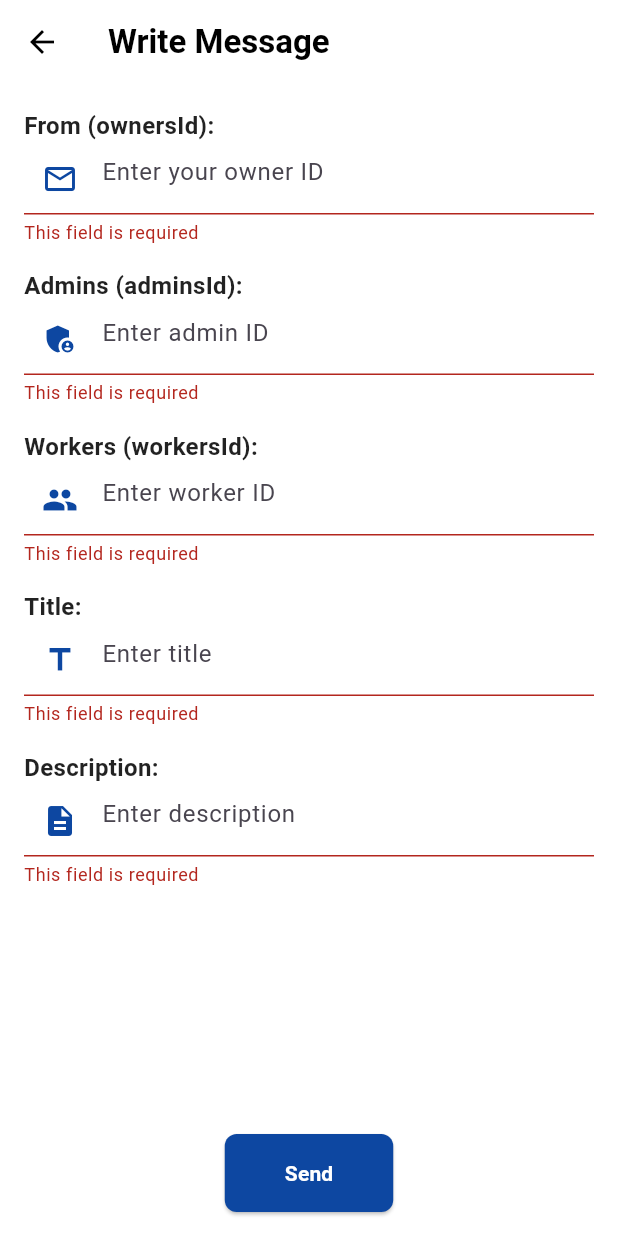
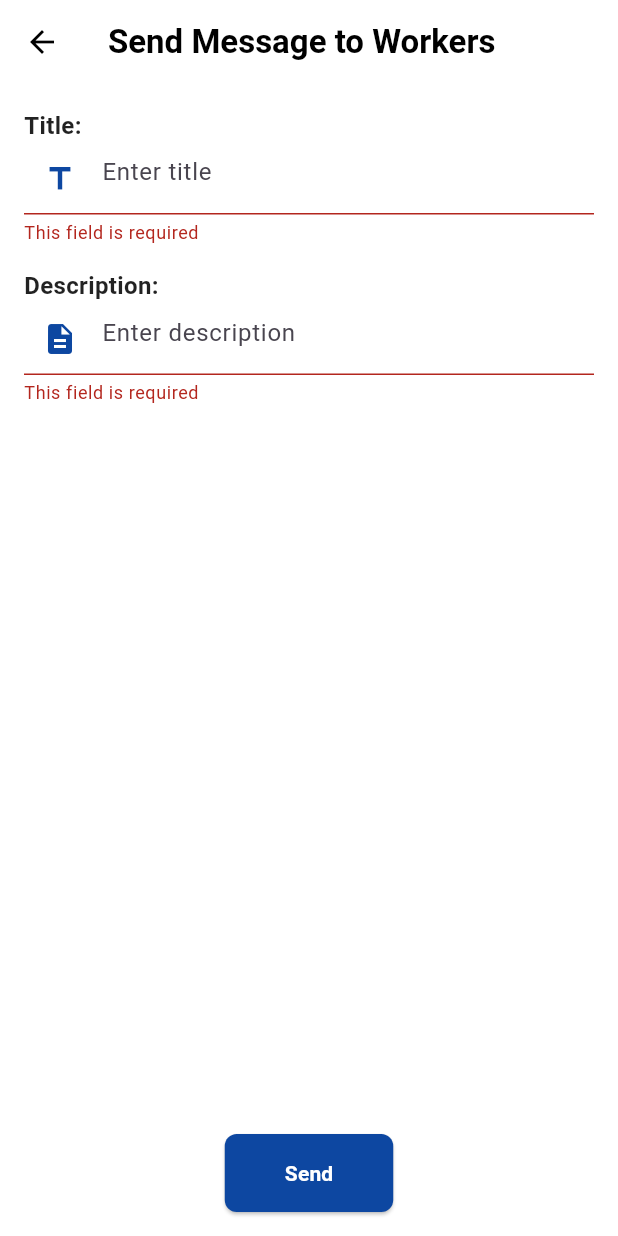
Before and after one commit to Sweet-Solutions/sweet-manager-mobile-app, a Flutter app: the ComposeMessage screen opened directly, after a tap on "Send", on a phone screen of 412 x 824 dp. Run offline on Flutter 3.47's test engine with Material 3 defaults, Android fonts, the phone set to English and light mode, and no system bars; our stand-ins replace camera, firebase_core, firebase_storage, fl_chart, flutter_secure_storage, image_picker and 1 more; accounts and stored records are empty.

Commit message:
chore: updated roles validation for message writing.

```diff
--- a/lib/Communication/views/writeMessage.dart
+++ b/lib/Communication/views/writeMessage.dart
@@ -1,7 +1,11 @@
 // writeMessage.dart
 import 'package:flutter/material.dart';
+import 'package:flutter_secure_storage/flutter_secure_storage.dart';
+import 'package:jwt_decoder/jwt_decoder.dart';
 import 'package:sweetmanager/Communication/services/NotificationService.dart';
 import 'package:sweetmanager/IAM/services/auth_service.dart'; // Import AuthService for token management
+import 'package:sweetmanager/Profiles/hotels/models/hotel.dart';
+import 'package:sweetmanager/Profiles/hotels/service/hotelservices.dart';
 import '../models/notification.dart';
 import 'messageScreen.dart'; // Import MessagesScreen
 
@@ -48,26 +52,92 @@ class _ComposeMessageState extends State<ComposeMessage> {
 
   late NotificationService notificationService;
 
+  final storage = const FlutterSecureStorage();
+
+  String? role;
+
+  final hotelService = HotelService();
+
+
   @override
   void initState() {
     super.initState();
+
     final authService = AuthService(); // Instantiate AuthService
+
     notificationService = NotificationService();
+  }
+
+  Future<String?> _getLocality() async
+  {
+    // Retrieve token from local storage
+
+    String? token = await storage.read(key: 'token');
+
+    Map<String,dynamic> decodedToken = JwtDecoder.decode(token!);
+
+    // Get Role in Claims token
+
+    return decodedToken['http://schemas.xmlsoap.org/ws/2005/05/identity/claims/locality']?.toString();
   }
 
   // Submit the message notification
   Future<void> _submitMessage() async {
     if (_formKey.currentState?.validate() ?? false) {
+
+      if(role == 'ROLE_ADMIN')
+      {
         // Set typesNotificationsId to 1 by default
+        List<Hotel> hotels = await hotelService.fetchHotels();
+
+        String? hotelId = await _getLocality();
+
+        var hotel = hotels.firstWhere((h)=> h.id == int.parse(hotelId!));
+
         int typesNotificationsId = 1;
-      int ownersId = int.tryParse(_fromController.text) ?? 0;
-      int adminsId = int.tryParse(_subjectController.text) ?? 0;
-      int workersId = int.tryParse(_messageController.text) ?? 0;
+        int ownersId = hotel.ownerId!;
+        String? adminsId = await _getIdentity();
+        int workersId = 0;
 
         // Create a new notification instance
         Notifications newMessage = Notifications(
           typesNotificationsId,
           ownersId,
+          int.parse(adminsId!),
+          workersId,
+          _titleController.text,
+          _descriptionController.text, // Description of the notification
+        );
+
+        try {
+          // Call the service to send the message
+          bool success = await notificationService.createNotification(newMessage);
+          if (success) {
+            _showSuccessDialogAdmin();
+            // Clear form fields after submission
+            _fromController.clear();
+            _subjectController.clear();
+            _messageController.clear();
+            _titleController.clear();
+            _descriptionController.clear();
+          }
+        } catch (e) {
+          ScaffoldMessenger.of(context).showSnackBar(
+            SnackBar(content: Text('Failed to send message: $e')),
+          );
+        }
+      }
+      else
+      {
+        int typesNotificationsId = 1;
+        String? ownersId = await _getIdentity();
+        int adminsId = 0;
+        int workersId = 0;
+
+        // Create a new notification instance
+        Notifications newMessage = Notifications(
+          typesNotificationsId,
+          int.parse(ownersId!),
           adminsId,
           workersId,
           _titleController.text,
@@ -78,7 +148,7 @@ class _ComposeMessageState extends State<ComposeMessage> {
           // Call the service to send the message
           bool success = await notificationService.createNotification(newMessage);
           if (success) {
-          _showSuccessDialog();
+            _showSuccessDialogOwner();
             // Clear form fields after submission
             _fromController.clear();
             _subjectController.clear();
@@ -93,17 +163,27 @@ class _ComposeMessageState extends State<ComposeMessage> {
         }
       }
     }
+  }
 
-  void _showSuccessDialog() {
+   Future<String?> _getRole() async {
+    String? token = await storage.read(key: 'token');
+    if (token != null) {
+      Map<String, dynamic> decodedToken = JwtDecoder.decode(token);
+      return decodedToken['http://schemas.microsoft.com/ws/2008/06/identity/claims/role']?.toString();
+    }
+    return null;
+  }
+
+  void _showSuccessDialogOwner() {
     showDialog(
       context: context,
       builder: (BuildContext context) {
         return AlertDialog(
-          title: Text('Message Created'),
-          content: Text('Your message has been created successfully!'),
+          title: const Text('Message Sended'),
+          content: const Text('Your message has been sended to admins succesfully!'),
           actions: <Widget>[
             TextButton(
-              child: Text('OK'),
+              child: const Text('OK'),
               onPressed: () {
                 Navigator.of(context).pop(); // Close the dialog
                 Navigator.of(context).pop(true); // Return true to indicate success
@@ -115,8 +195,60 @@ class _ComposeMessageState extends State<ComposeMessage> {
     );
   }
 
+  void _showSuccessDialogAdmin() {
+    showDialog(
+      context: context,
+      builder: (BuildContext context) {
+        return AlertDialog(
+          title: const Text('Message Sended'),
+          content: const Text('Your message has been sended to workers succesfully!'),
+          actions: <Widget>[
+            TextButton(
+              child: const Text('OK'),
+              onPressed: () {
+                Navigator.of(context).pop(); // Close the dialog
+                Navigator.of(context).pop(true); // Return true to indicate success
+              },
+            ),
+          ],
+        );
+      },
+    );
+  }
+
+  Future<String?> _getIdentity() async
+  {
+    // Retrieve token from local storage
+
+    String? token = await storage.read(key: 'token');
+
+    Map<String,dynamic> decodedToken = JwtDecoder.decode(token!);
+
+    // Get Role in Claims token
+
+    return decodedToken['http://schemas.xmlsoap.org/ws/2005/05/identity/claims/sid']?.toString();
+  }
+
   @override
   Widget build(BuildContext context) {
+    return FutureBuilder(
+      future: _getRole(),
+      builder: (context, snapshot){
+        if (snapshot.connectionState == ConnectionState.waiting) {
+          return const Center(child: CircularProgressIndicator());
+        }
+        role = snapshot.data;
+
+        return getContentView(role!);
+      }
+
+    );
+  }
+
+  Widget getContentView(String role){
+    if(role == 'ROLE_OWNER')
+    {
+      // THIS MESSAGE WILL BE SENDED TO ALL ADMINS
       return Scaffold(
       appBar: AppBar(
         leading: IconButton(
@@ -128,7 +260,7 @@ class _ComposeMessageState extends State<ComposeMessage> {
           },
         ),
         title: const Text(
-          'Write Message',
+          'Send Message to all Admins',
           style: TextStyle(fontWeight: FontWeight.bold, color: Colors.black),
         ),
         backgroundColor: Colors.white,
@@ -143,24 +275,6 @@ class _ComposeMessageState extends State<ComposeMessage> {
           child: Column(
             crossAxisAlignment: CrossAxisAlignment.start,
             children: [
-              _buildLabel('From (ownersId):'),
-              _buildTextField(
-                  hintText: 'Enter your owner ID',
-                  controller: _fromController,
-                  icon: Icons.email_outlined),
-              const SizedBox(height: 16),
-              _buildLabel('Admins (adminsId):'),
-              _buildTextField(
-                  hintText: 'Enter admin ID',
-                  controller: _subjectController,
-                  icon: Icons.admin_panel_settings),
-              const SizedBox(height: 16),
-              _buildLabel('Workers (workersId):'),
-              _buildTextField(
-                  hintText: 'Enter worker ID',
-                  controller: _messageController,
-                  icon: Icons.people),
-              const SizedBox(height: 16),
               _buildLabel('Title:'),
               _buildTextField(
                   hintText: 'Enter title',
@@ -176,9 +290,6 @@ class _ComposeMessageState extends State<ComposeMessage> {
               Center(
                 child: ElevatedButton(
                   onPressed: _submitMessage,
-                  child: const Text('Send',
-                      style: TextStyle(
-                          color: Colors.white, fontWeight: FontWeight.bold)),
                   style: ElevatedButton.styleFrom(
                     backgroundColor: Colors.blue[900],
                     padding: const EdgeInsets.symmetric(horizontal: 40, vertical: 16),
@@ -186,6 +297,9 @@ class _ComposeMessageState extends State<ComposeMessage> {
                       borderRadius: BorderRadius.circular(8),
                     ),
                   ),
+                  child: const Text('Send',
+                      style: TextStyle(
+                          color: Colors.white, fontWeight: FontWeight.bold)),
                 ),
               ),
             ],
@@ -193,6 +307,69 @@ class _ComposeMessageState extends State<ComposeMessage> {
         ),
       ),
     );
+    }
+    else
+    {
+      // THIS MESSAGE WILL BE SENDED TO ALL WORKERS
+      return Scaffold(
+      appBar: AppBar(
+        leading: IconButton(
+          icon: const Icon(Icons.arrow_back, color: Colors.black),
+          onPressed: () {
+            Navigator.of(context).pushReplacement(
+              MaterialPageRoute(builder: (context) => MessagesScreen()),
+            );
+          },
+        ),
+        title: const Text(
+          'Send Message to Workers',
+          style: TextStyle(fontWeight: FontWeight.bold, color: Colors.black),
+        ),
+        backgroundColor: Colors.white,
+        elevation: 0,
+        iconTheme: const IconThemeData(color: Colors.black),
+      ),
+      body: Container(
+        color: Colors.white,
+        padding: const EdgeInsets.all(16.0),
+        child: Form(
+          key: _formKey,
+          child: Column(
+            crossAxisAlignment: CrossAxisAlignment.start,
+            children: [
+              _buildLabel('Title:'),
+              _buildTextField(
+                  hintText: 'Enter title',
+                  controller: _titleController,
+                  icon: Icons.title),
+              const SizedBox(height: 16),
+              _buildLabel('Description:'),
+              _buildTextField(
+                  hintText: 'Enter description',
+                  controller: _descriptionController,
+                  icon: Icons.description),
+              const Spacer(),
+              Center(
+                child: ElevatedButton(
+                  onPressed: _submitMessage,
+                  style: ElevatedButton.styleFrom(
+                    backgroundColor: Colors.blue[900],
+                    padding: const EdgeInsets.symmetric(horizontal: 40, vertical: 16),
+                    shape: RoundedRectangleBorder(
+                      borderRadius: BorderRadius.circular(8),
+                    ),
+                  ),
+                  child: const Text('Send',
+                      style: TextStyle(
+                          color: Colors.white, fontWeight: FontWeight.bold)),
+                ),
+              ),
+            ],
+          ),
+        ),
+      ),
+    );
+    }
   }
 
   Widget _buildLabel(String text) {
```
Lines whose indentation alone changed are shown as unchanged.
